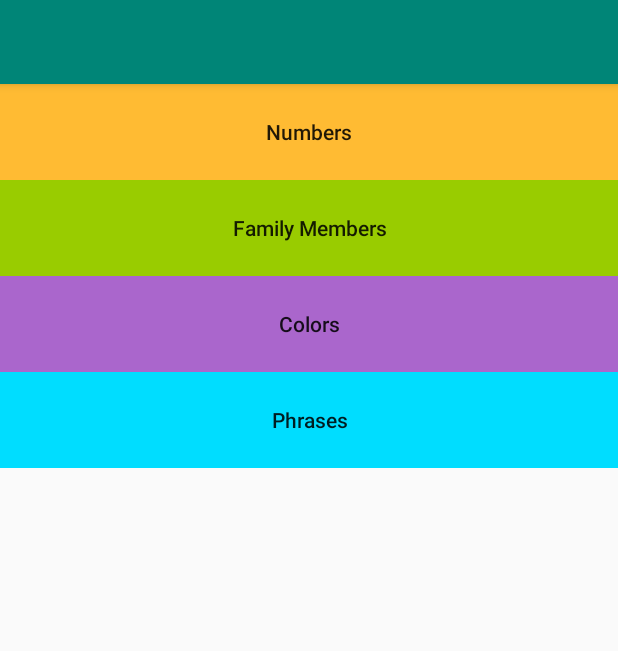
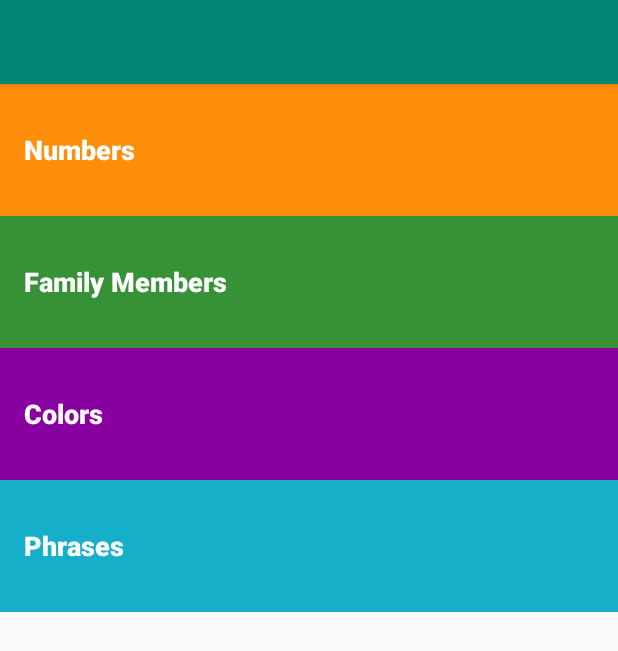
Before and after one commit to abusayedruetcse/Miwok, an Android app: the screen it shows after launch (MainActivity), on a phone screen of 412 x 824 dp. Shown: the top 651 px of the screen. Run offline under Robolectric (Android 15) with nearby library versions, the phone set to English and light mode, and no system bars.

Commit message:
res/ colors, dimens, styles, are added

```diff
--- a/app/src/main/res/layout/activity_colors.xml
+++ b/app/src/main/res/layout/activity_colors.xml
@@ -8,9 +8,8 @@
     <ListView
         android:layout_width="match_parent"
         android:layout_height="match_parent"
-        android:id="@+id/colors"
-        android:paddingLeft="16dp"
-        android:paddingTop="16dp">
+        android:background="@color/colorsColor"
+        android:id="@+id/colors">
 
     </ListView>
 
--- a/app/src/main/res/layout/activity_family.xml
+++ b/app/src/main/res/layout/activity_family.xml
@@ -8,9 +8,8 @@
     <ListView
         android:layout_width="match_parent"
         android:layout_height="match_parent"
-        android:id="@+id/family"
-        android:paddingTop="16dp"
-        android:paddingLeft="16dp">
+        android:background="@color/familyColor"
+        android:id="@+id/family">
 
     </ListView>
 
--- a/app/src/main/res/layout/activity_main.xml
+++ b/app/src/main/res/layout/activity_main.xml
@@ -13,40 +13,61 @@
         <LinearLayout
             android:layout_width="match_parent"
             android:layout_height="match_parent"
-            android:orientation="vertical">
+            android:orientation="vertical"
+            android:background="@color/defaultBackground">
 
             <Button
                 android:layout_width="match_parent"
-                android:layout_height="64dp"
-                android:background="@android:color/holo_orange_light"
+                android:layout_height="@dimen/height"
+                android:background="@color/numbersColor"
                 android:text="Numbers"
+                android:textColor="@color/textColor"
+                android:textStyle="bold"
+                android:textSize="@dimen/textSize"
+                android:textAlignment="viewStart"
+                android:paddingLeft="@dimen/space"
                 android:textAllCaps="false"
                 android:id="@+id/numbersButton"
-                android:onClick="numbersButtonClick"/>
+                android:onClick="numbersButtonClick" />
 
             <Button
                 android:layout_width="match_parent"
-                android:layout_height="64dp"
-                android:background="@android:color/holo_green_light"
+                android:layout_height="@dimen/height"
+                android:background="@color/familyColor"
                 android:text="Family Members"
+                android:textColor="@color/textColor"
+                android:textStyle="bold"
+                android:textSize="@dimen/textSize"
+                android:textAlignment="viewStart"
+                android:paddingLeft="@dimen/space"
                 android:textAllCaps="false"
                 android:id="@+id/familyButton"
                 android:onClick="familyButtonClick"/>
 
             <Button
                 android:layout_width="match_parent"
-                android:layout_height="64dp"
-                android:background="@android:color/holo_purple"
+                android:layout_height="@dimen/height"
+                android:background="@color/colorsColor"
                 android:text="Colors"
+                android:textColor="@color/textColor"
+                android:textStyle="bold"
+                android:textSize="@dimen/textSize"
+                android:textAlignment="viewStart"
                 android:textAllCaps="false"
+                android:paddingLeft="@dimen/space"
                 android:id="@+id/colorsButton"
                 android:onClick="colorsButtonClick"/>
 
             <Button
                 android:layout_width="match_parent"
-                android:layout_height="64dp"
-                android:background="@android:color/holo_blue_bright"
+                android:layout_height="@dimen/height"
+                android:background="@color/phrasesColor"
                 android:text="Phrases"
+                android:textColor="@color/textColor"
+                android:textStyle="bold"
+                android:textSize="@dimen/textSize"
+                android:paddingLeft="@dimen/space"
+                android:textAlignment="viewStart"
                 android:textAllCaps="false"
                 android:id="@+id/phrasesButton"
                 android:onClick="phrasesButtonClick"/>
--- a/app/src/main/res/layout/activity_numbers.xml
+++ b/app/src/main/res/layout/activity_numbers.xml
@@ -10,6 +10,7 @@
         android:layout_width="match_parent"
         android:layout_height="match_parent"
         android:orientation="vertical"
+        android:background="@color/numbersColor"
         android:id="@+id/list"
         android:columnWidth="90dp"
         android:verticalSpacing="16dp"
--- a/app/src/main/res/layout/activity_phrases.xml
+++ b/app/src/main/res/layout/activity_phrases.xml
@@ -9,8 +9,7 @@
         android:layout_width="match_parent"
         android:layout_height="match_parent"
         android:id="@+id/phrases"
-        android:paddingLeft="16dp"
-        android:paddingTop="16dp">
+        android:background="@color/phrasesColor">
 
     </ListView>
 
--- a/app/src/main/res/values/colors.xml
+++ b/app/src/main/res/values/colors.xml
@@ -3,4 +3,11 @@
     <color name="colorPrimary">#008577</color>
     <color name="colorPrimaryDark">#00574B</color>
     <color name="colorAccent">#D81B60</color>
+    <color name="main">#4A312A</color>
+    <color name="numbersColor">#FD8E09</color>
+    <color name="familyColor">#379237</color>
+    <color name="colorsColor">#8800A0</color>
+    <color name="phrasesColor">#16AFCA</color>
+    <color name="textColor">#FFFFFF</color>
+    <color name="defaultBackground">#FFF7DA</color>
 </resources>
--- /dev/null
+++ b/app/src/main/res/values/dimens.xml
@@ -0,0 +1,8 @@
+<?xml version="1.0" encoding="utf-8"?>
+<resources>
+    <dimen name="height">88dp</dimen>
+    <dimen name="width">88dp</dimen>
+    <dimen name="space">16dp</dimen>
+    <dimen name="textSize">18sp</dimen>
+
+</resources>
--- a/app/src/main/res/values/styles.xml
+++ b/app/src/main/res/values/styles.xml
@@ -7,5 +7,8 @@
         <item name="colorPrimaryDark">@color/colorPrimaryDark</item>
         <item name="colorAccent">@color/colorAccent</item>
     </style>
+    <style name="AppNumber" parent="Theme.AppCompat.Light.DarkActionBar">
+        <item name="colorPrimary">@color/main</item>
+    </style>
 
 </resources>
```
Also changed, not shown: app/src/main/res/layout/list_item.xml (+13 -11 lines).
